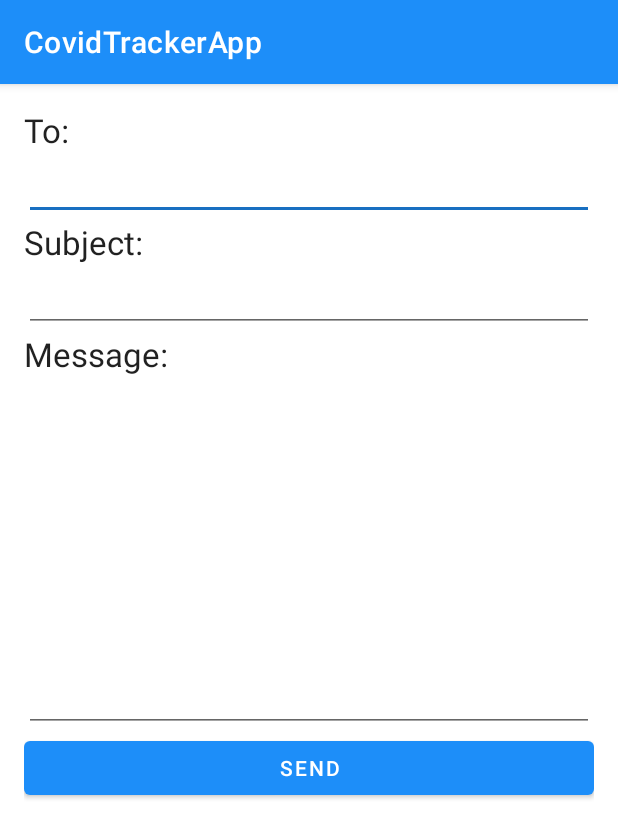
After one commit to Logias/CovidTracker, an Android app: the SupportActivity screen opened directly, with no data from a screen before it, on a phone screen of 412 x 824 dp. The commit adds this screen. Shown: the top 838 px of the screen. Run offline under Robolectric (Android 15) with nearby library versions, the phone set to English and light mode, and no system bars; network calls fail.

Commit message:
Support Fragment

```diff
--- a/Code/CovidTrackerApp/app/build.gradle
+++ b/Code/CovidTrackerApp/app/build.gradle
@@ -30,6 +30,8 @@ android {
 
 dependencies {
 
+    implementation 'com.getbase:floatingactionbutton:1.10.1'
+    implementation 'com.google.android.material:material:1.3.0-alpha04'
     def retrofit_version = "2.9.0"
     def gson_version = "2.8.6"
 
--- a/Code/CovidTrackerApp/app/src/main/AndroidManifest.xml
+++ b/Code/CovidTrackerApp/app/src/main/AndroidManifest.xml
@@ -14,6 +14,7 @@
         android:roundIcon="@mipmap/ic_covidlogo"
         android:supportsRtl="true"
         android:theme="@style/AppTheme">
+        <activity android:name=".SupportActivity"></activity>
         <!-- android:theme="@style/AppTheme"! -->
         <meta-data
             android:name="com.google.android.gms.version"
--- a/Code/CovidTrackerApp/app/src/main/java/com/example/covidtracker/MainActivity.kt
+++ b/Code/CovidTrackerApp/app/src/main/java/com/example/covidtracker/MainActivity.kt
@@ -47,6 +47,7 @@ class MainActivity : AppCompatActivity() {
 
         val covidDiag = navigationView.menu.findItem(R.id.covid_diag_frag)
         val charity = navigationView.menu.findItem(R.id.charity_frag)
+        val support = navigationView.menu.findItem(R.id.fragment_support)
     }
 
     override fun onCreateOptionsMenu(menu: Menu?): Boolean {
--- /dev/null
+++ b/Code/CovidTrackerApp/app/src/main/java/com/example/covidtracker/SupportActivity.kt
@@ -0,0 +1,35 @@
+package com.example.covidtracker
+
+import android.content.Intent;
+import android.os.Bundle;
+import android.widget.Button;
+import android.widget.EditText;
+import androidx.appcompat.app.AppCompatActivity
+
+class SupportActivity : AppCompatActivity() {
+    private var mEditTextTo: EditText? = null
+    private var mEditTextSubject: EditText? = null
+    private var mEditTextMessage: EditText? = null
+    override fun onCreate(savedInstanceState: Bundle?) {
+        super.onCreate(savedInstanceState)
+        setContentView(R.layout.fragment_support)
+        mEditTextTo = findViewById(R.id.edit_text_to)
+        mEditTextSubject = findViewById(R.id.edit_text_subject)
+        mEditTextMessage = findViewById(R.id.edit_text_message)
+        val buttonSend = findViewById<Button>(R.id.button_send)
+        buttonSend.setOnClickListener { sendMail() }
+    }
+
+    private fun sendMail() {
+        val recipientList = mEditTextTo!!.text.toString()
+        val recipients = recipientList.split(",".toRegex()).toTypedArray()
+        val subject = mEditTextSubject!!.text.toString()
+        val message = mEditTextMessage!!.text.toString()
+        val intent = Intent(Intent.ACTION_SEND)
+        intent.putExtra(Intent.EXTRA_EMAIL, recipients)
+        intent.putExtra(Intent.EXTRA_SUBJECT, subject)
+        intent.putExtra(Intent.EXTRA_TEXT, message)
+        intent.type = "message/rfc822"
+        startActivity(Intent.createChooser(intent, "Choose an email client"))
+    }
+}
--- a/Code/CovidTrackerApp/app/src/main/res/layout/activity_main.xml
+++ b/Code/CovidTrackerApp/app/src/main/res/layout/activity_main.xml
@@ -31,4 +31,5 @@
 
 
 
+
 </androidx.drawerlayout.widget.DrawerLayout>
--- /dev/null
+++ b/Code/CovidTrackerApp/app/src/main/res/layout/fragment_support.xml
@@ -0,0 +1,46 @@
+<?xml version="1.0" encoding="utf-8"?>
+<LinearLayout xmlns:android="http://schemas.android.com/apk/res/android"
+    xmlns:app="http://schemas.android.com/apk/res-auto"
+    xmlns:tools="http://schemas.android.com/tools"
+    android:layout_width="match_parent"
+    android:layout_height="match_parent"
+    android:orientation="vertical"
+    android:padding="16dp"
+    tools:context="com.example.covidtracker.SupportActivity">
+    <TextView
+        android:layout_width="match_parent"
+        android:layout_height="wrap_content"
+        android:text="To:"
+        android:textAppearance="@style/TextAppearance.AppCompat.Large" />
+    <EditText
+        android:id="@+id/edit_text_to"
+        android:layout_width="match_parent"
+        android:layout_height="wrap_content"
+        android:inputType="textEmailAddress" />
+    <TextView
+        android:layout_width="match_parent"
+        android:layout_height="wrap_content"
+        android:text="Subject:"
+        android:textAppearance="@style/TextAppearance.AppCompat.Large" />
+    <EditText
+        android:id="@+id/edit_text_subject"
+        android:layout_width="match_parent"
+        android:layout_height="wrap_content"
+        android:inputType="textEmailSubject" />
+    <TextView
+        android:layout_width="match_parent"
+        android:layout_height="wrap_content"
+        android:text="Message:"
+        android:textAppearance="@style/TextAppearance.AppCompat.Large" />
+    <EditText
+        android:id="@+id/edit_text_message"
+        android:layout_width="match_parent"
+        android:layout_height="wrap_content"
+        android:gravity="start|top"
+        android:lines="10" />
+    <Button
+        android:id="@+id/button_send"
+        android:layout_width="match_parent"
+        android:layout_height="wrap_content"
+        android:text="send" />
+</LinearLayout>
--- a/Code/CovidTrackerApp/app/src/main/res/menu/activity_main_drawer.xml
+++ b/Code/CovidTrackerApp/app/src/main/res/menu/activity_main_drawer.xml
@@ -27,5 +27,8 @@
         <item
 
             android:title="Nearby Medical Centers" />
+        <item
+            android:id="@+id/fragment_support"
+            android:title="Support" />
     </group>
 </menu>
```
Also changed, not shown: Code/CovidTrackerApp/app/src/main/res/drawable/bg_round.xml (added, +9 -0 lines), Code/CovidTrackerApp/app/src/main/res/layout/content_main.xml (+10 -0 lines).
